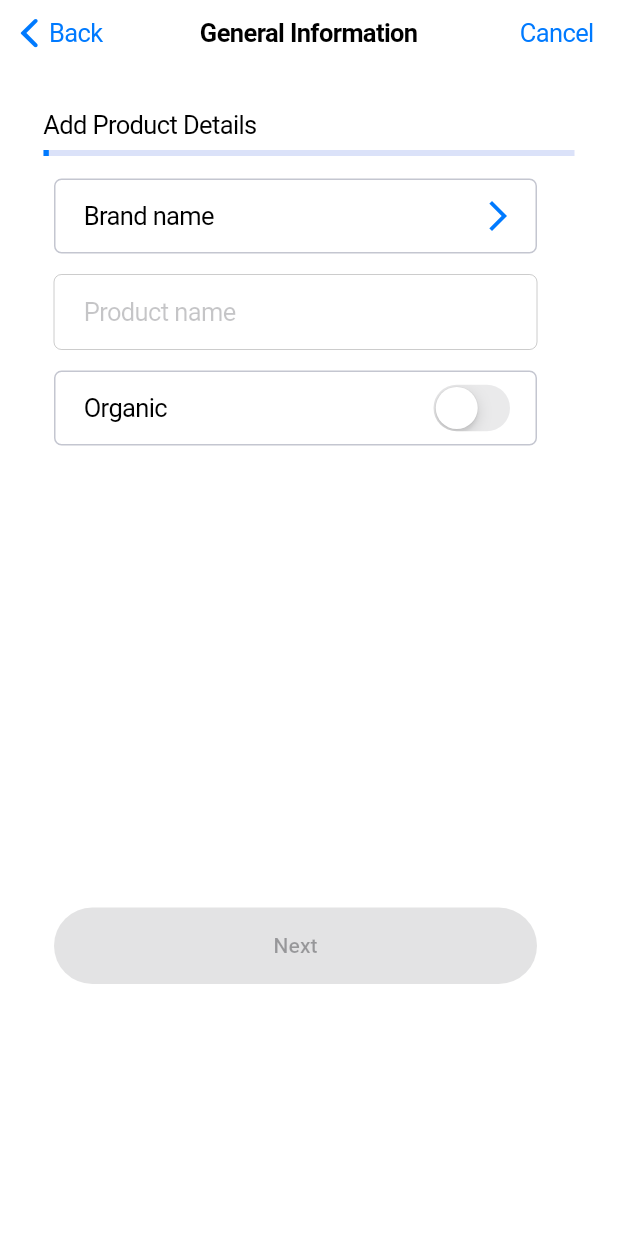
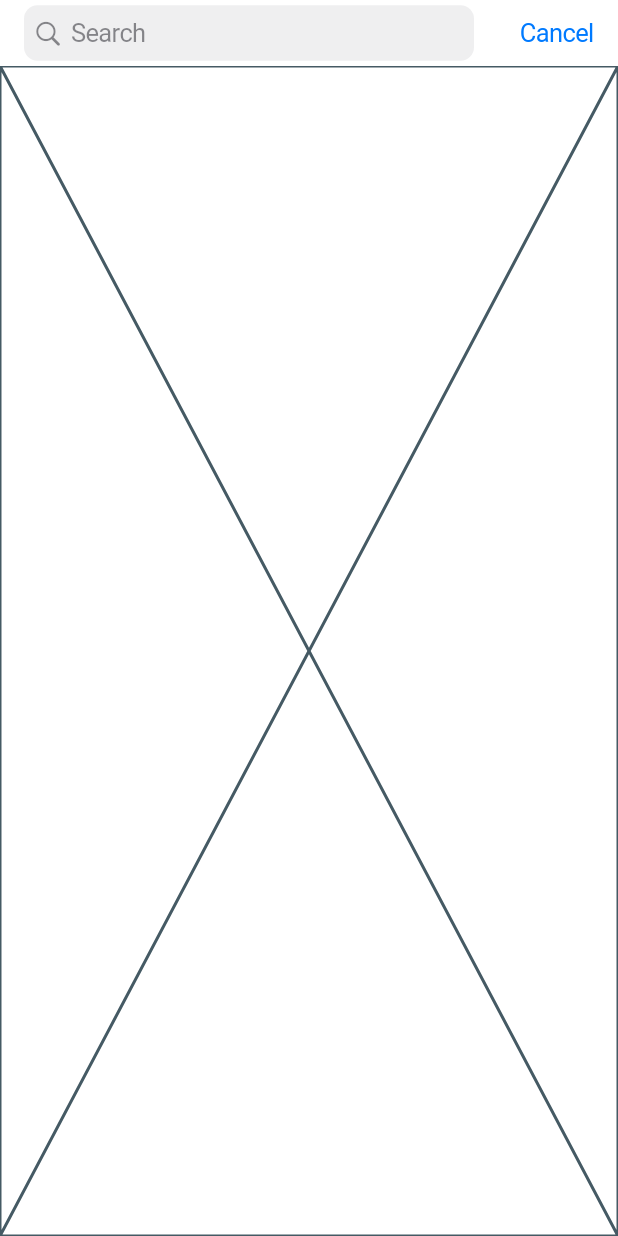
Before and after one commit to LastMinuteName/Healthr, a Flutter app: the ProductDetailsPage screen opened directly, after a tap on "Brand name", on a phone screen of 412 x 824 dp. Run offline on Flutter 3.47's test engine with Material 3 defaults, Android fonts, the phone set to English and light mode, and no system bars; missing offline and left inert: mobile_scanner; generated files the repository leaves out were written again.

Commit message:
initial implementation of the brand search page added

```diff
--- a/lib/l10n/app_en.arb
+++ b/lib/l10n/app_en.arb
@@ -21,5 +21,7 @@
 
   "brandNamePlaceholder": "Brand name",
   "productNamePlaceholder": "Product name",
-  "organicText": "Organic"
+  "organicText": "Organic",
+
+  "searchFieldText": "Search"
 }
--- a/lib/pages/product_add/brand_search.dart
+++ b/lib/pages/product_add/brand_search.dart
@@ -0,0 +1,40 @@
+import 'package:flutter/cupertino.dart';
+import 'package:flutter_gen/gen_l10n/app_localizations.dart';
+
+class BrandSearchPage extends StatefulWidget {
+
+  @override
+  State<BrandSearchPage> createState() => _BrandSearchPageState();
+}
+
+class _BrandSearchPageState extends State<BrandSearchPage>{
+  @override
+  Widget build(BuildContext context) {
+    return CupertinoPageScaffold(
+      resizeToAvoidBottomInset: false,
+      navigationBar: pageAppBar(context),
+      child: SafeArea(
+        child: Placeholder(),
+      ),
+    );
+  }
+
+  CupertinoNavigationBar pageAppBar(BuildContext context) {
+    return CupertinoNavigationBar(
+      leading: SizedBox(
+        height: 37,
+        width: 300,
+        child: CupertinoSearchTextField(
+          placeholder: AppLocalizations.of(context)!.searchFieldText,
+        ),
+      ),
+      trailing: CupertinoButton(
+        onPressed: () {
+          Navigator.popUntil(context, ModalRoute.withName('/product_details'));
+        },
+        padding: const EdgeInsets.all(0),
+        child: Text(AppLocalizations.of(context)!.cancelButtonText),
+      ),
+    );
+  }
+}
--- a/lib/pages/product_add/product_details_page.dart
+++ b/lib/pages/product_add/product_details_page.dart
@@ -1,6 +1,7 @@
 import 'package:flutter/cupertino.dart';
 import 'package:flutter/material.dart';
 import 'package:flutter_gen/gen_l10n/app_localizations.dart';
+import 'package:healthr/pages/product_add/brand_search.dart';
 import 'package:healthr/widgets/bordered_card.dart';
 import 'package:provider/provider.dart';
 import '../../models/product_add_model.dart';
@@ -56,7 +57,17 @@ class ProductDetailsPage extends StatelessWidget {
                   width: 7,
                 ),
                 BorderedCard(
-                  onTap: () {},
+                  onTap: () {
+                    Navigator.of(context).push(
+                      CupertinoPageRoute(
+                        builder: (context) => ChangeNotifierProvider.value(
+                          value: pageState,
+                          child: BrandSearchPage(),
+                        ),
+                        settings: RouteSettings(name: '/brand_search'),
+                      ),
+                    );
+                  },
                   radius: 5,
                   height: 50,
                   width: 322,
```
